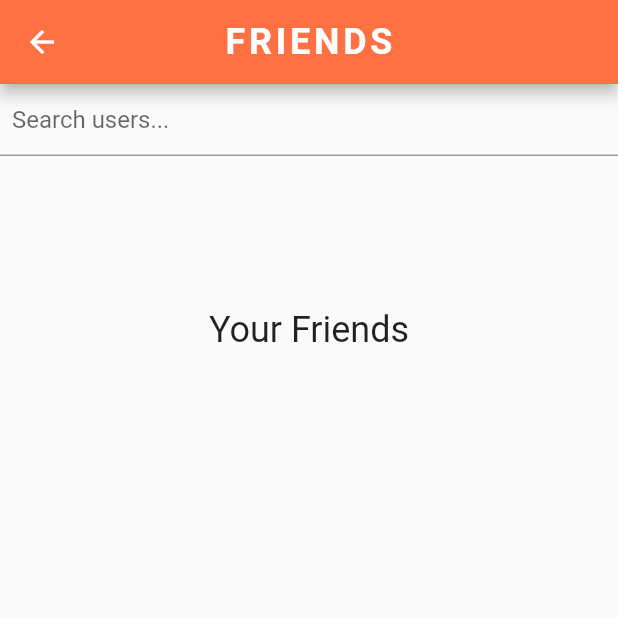
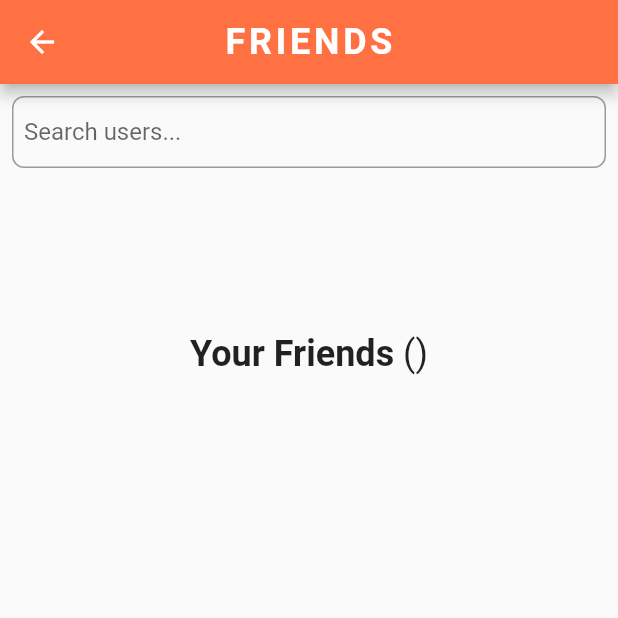
Before and after one commit to T-Pirozzini/flutter_forage_app, a Flutter app: the FriendsPage screen opened directly, on a phone screen of 412 x 824 dp, the top half of it. Run offline on Flutter 3.47's test engine with Material 2 defaults, Android fonts, the phone set to English and light mode, and no system bars; our stand-ins replace cloud_firestore, firebase_auth, firebase_core, firebase_storage, floating_bottom_navigation_bar, flutter_dotenv and 7 more; accounts and stored records are empty; Roboto replaces fonts that are missing (Philosopher).

```diff
--- a/lib/pages/friends_page.dart
+++ b/lib/pages/friends_page.dart
@@ -1,5 +1,6 @@
 import 'package:cloud_firestore/cloud_firestore.dart';
 import 'package:firebase_auth/firebase_auth.dart';
+import 'package:firebase_core/firebase_core.dart';
 import 'package:flutter/material.dart';
 import 'package:google_fonts/google_fonts.dart';
 import 'forage_locations_page.dart';
@@ -131,6 +132,8 @@ class _FriendsPageState extends State<FriendsPage> {
 
   @override
   Widget build(BuildContext context) {
+    final currentUsername = FirebaseAuth.instance.currentUser!.email!;
+
     return Scaffold(
       appBar: AppBar(
         title: const Text(
@@ -144,7 +147,9 @@ class _FriendsPageState extends State<FriendsPage> {
       ),
       body: Column(
         children: [
-          SizedBox(
+          Padding(
+            padding: const EdgeInsets.all(8.0),
+            child: SizedBox(
               height: 50,
               child: TextField(
                 controller: _searchController,
@@ -152,6 +157,10 @@ class _FriendsPageState extends State<FriendsPage> {
                 decoration: const InputDecoration(
                   hintText: 'Search users...',
                   contentPadding: EdgeInsets.all(8),
+                  border: OutlineInputBorder(
+                    borderRadius: BorderRadius.all(Radius.circular(8)),
+                  ),
+                ),
               ),
             ),
           ),
@@ -199,16 +208,29 @@ class _FriendsPageState extends State<FriendsPage> {
                       snapshot.data!.data() as Map<String, dynamic>;
                   return Column(
                     children: [
+                      Row(
+                        mainAxisAlignment: MainAxisAlignment.center,
+                        children: [
                           const Text(
-                        'Your Friends',
-                        style: TextStyle(fontSize: 24),
+                            'Your Friends ',
+                            style: TextStyle(
+                              fontSize: 24,
+                              fontWeight: FontWeight.bold,
+                            ),
+                          ),
+                          Text(
+                            '(${currentUsername.split('@')[0]})',
+                            style: const TextStyle(fontSize: 24),
+                          ),
+                        ],
                       ),
                       Expanded(
                         child: ListView.builder(
                           itemCount: userData['friends'].length,
                           itemBuilder: (context, index) {
-                            final friendObject = userData['friends'][index]
-                                as Map<String, dynamic>;
+                            final friendObject = userData['friends'][index];
+                            if (friendObject != null &&
+                                friendObject is Map<String, dynamic>) {
                               final friendId = friendObject['email'];
                               return FutureBuilder<DocumentSnapshot>(
                                 future: FirebaseFirestore.instance
@@ -252,6 +274,7 @@ class _FriendsPageState extends State<FriendsPage> {
                                   return const SizedBox();
                                 },
                               );
+                            }
                           },
                         ),
                       ),
```
Also changed, not shown: lib/pages/friend_request_page.dart (+47 -93 lines). Lines whose indentation alone changed are shown as unchanged.
